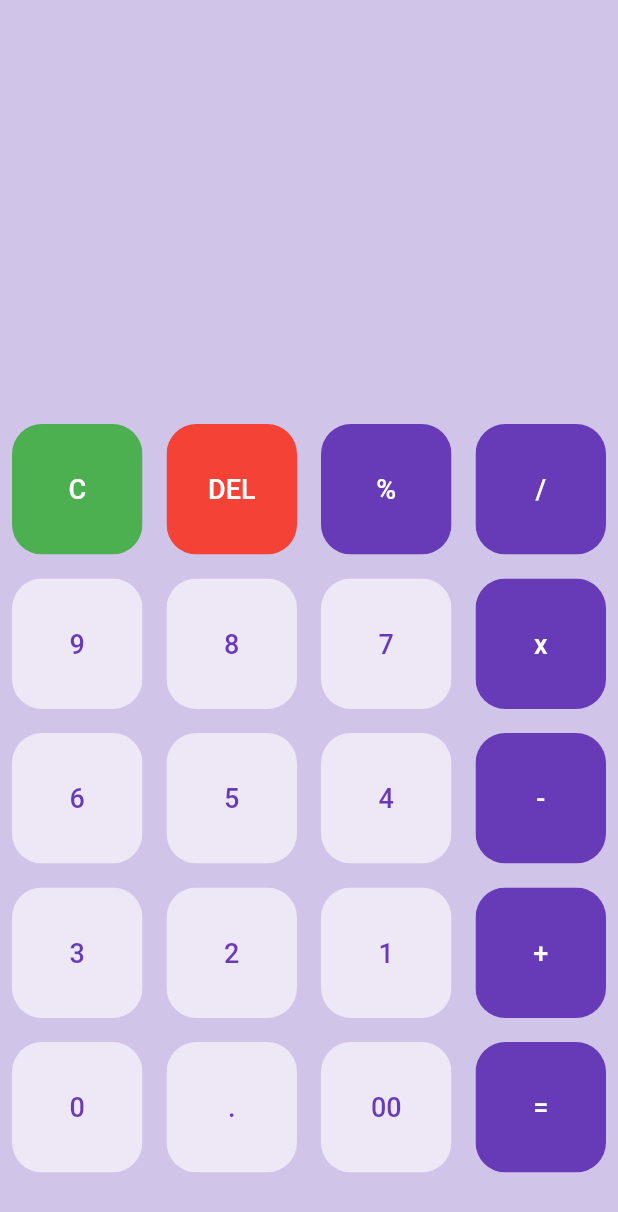
After one commit to RitikJha93/Flutter-Tutorials, a Flutter app: the screen it shows after launch, on a phone screen of 412 x 824 dp. The commit adds this screen. Shown: the top 1212 px of the screen. Run offline on Flutter 3.47's test engine with Material 2 defaults, Android fonts, the phone set to English and light mode, and no system bars; our stand-ins replace carousel_slider, liquid_pull_to_refresh, lottie, math_expressions, smooth_page_indicator; missing offline and left inert: circle_bottom_navigation_bar, flutter_carousel_slider.

Commit message:
calculator added

```diff
--- /dev/null
+++ b/lib/Calculator/buttons.dart
@@ -0,0 +1,35 @@
+import 'package:flutter/material.dart';
+
+class MyButton extends StatelessWidget {
+  final color;
+  final textColor;
+  final String text;
+  final buttonTapped;
+  const MyButton(this.color, this.textColor, this.text,
+      {super.key, this.buttonTapped});
+
+  @override
+  Widget build(BuildContext context) {
+    return InkWell(
+      onTap: buttonTapped,
+      child: Padding(
+        padding: EdgeInsets.all(8),
+        child: ClipRRect(
+          borderRadius: BorderRadius.circular(20),
+          child: Container(
+            color: color,
+            child: Center(
+              child: Text(
+                text,
+                style: TextStyle(
+                    color: textColor,
+                    fontWeight: FontWeight.w500,
+                    fontSize: 18),
+              ),
+            ),
+          ),
+        ),
+      ),
+    );
+  }
+}
--- /dev/null
+++ b/lib/Calculator/calculatorWidget.dart
@@ -0,0 +1,152 @@
+import 'package:flutter/material.dart';
+import 'package:flutter/src/widgets/container.dart';
+import 'package:flutter/src/widgets/framework.dart';
+import 'package:flutter_tutorial/Calculator/buttons.dart';
+import 'package:math_expressions/math_expressions.dart';
+
+class Calculator extends StatefulWidget {
+  const Calculator({super.key});
+
+  @override
+  State<Calculator> createState() => _CalculatorState();
+}
+
+class _CalculatorState extends State<Calculator> {
+  var userQuestion = '';
+  var userAnswer = '';
+  bool more_than_one_operator = false;
+  final List<String> buttons = [
+    'C',
+    'DEL',
+    '%',
+    '/',
+    '9',
+    '8',
+    '7',
+    'x',
+    '6',
+    '5',
+    '4',
+    '-',
+    '3',
+    '2',
+    '1',
+    '+',
+    '0',
+    '.',
+    '00',
+    '='
+  ];
+
+  bool isOperator(String x) {
+    if (x == '%' || x == '/' || x == 'x' || x == '+' || x == '-' || x == '=') {
+      return true;
+    }
+    return false;
+  }
+
+  void equalPressed() {
+    String finalQuestion = userQuestion;
+    if (userQuestion.contains('Invalid Expression')) {
+      setState(() {
+        userQuestion = '';
+      });
+    }
+    if ('+'.allMatches(finalQuestion).length > 1 ||
+        'x'.allMatches(finalQuestion).length > 1 ||
+        '/'.allMatches(finalQuestion).length > 1 ||
+        '-'.allMatches(finalQuestion).length > 1 ||
+        '%'.allMatches(finalQuestion).length > 1) {
+      more_than_one_operator = true;
+    }
+    if (more_than_one_operator) {
+      setState(() {
+        userQuestion = 'Invalid Expression';
+        more_than_one_operator = false;
+      });
+    } else {
+      finalQuestion = finalQuestion.replaceAll('x', '*');
+      Parser p = Parser();
+      Expression exp = p.parse(finalQuestion);
+      ContextModel cm = ContextModel();
+      double eval = exp.evaluate(EvaluationType.REAL, cm);
+      userQuestion = eval.toString();
+      more_than_one_operator = false;
+    }
+  }
+
+  @override
+  Widget build(BuildContext context) {
+    return Scaffold(
+      backgroundColor: Colors.deepPurple[100],
+      body: Column(children: [
+        Expanded(
+            child: Container(
+          padding: EdgeInsets.all(10),
+          child: Column(
+            mainAxisAlignment: MainAxisAlignment.spaceEvenly,
+            children: [
+              SizedBox(height: 50),
+              Container(
+                alignment: Alignment.centerRight,
+                child: Text(
+                  userQuestion,
+                  style: const TextStyle(
+                      fontSize: 30, fontWeight: FontWeight.w500),
+                ),
+              ),
+              // Container(
+              //   alignment: Alignment.centerRight,
+              //   child: Text(
+              //     userAnswer,
+              //     style: const TextStyle(fontSize: 20),
+              //   ),
+              // ),
+            ],
+          ),
+        )),
+        Expanded(
+            flex: 2,
+            child: Container(
+                child: GridView.builder(
+                    itemCount: buttons.length,
+                    gridDelegate:
+                        const SliverGridDelegateWithFixedCrossAxisCount(
+                            crossAxisCount: 4),
+                    itemBuilder: ((context, index) => (index == 0)
+                        ? MyButton(buttonTapped: () {
+                            setState(() {
+                              userQuestion = '';
+                              userAnswer = '';
+                            });
+                          }, Colors.green, Colors.white, buttons[index])
+                        : (index == 1)
+                            ? MyButton(buttonTapped: () {
+                                setState(() {
+                                  userQuestion = userQuestion.substring(
+                                      0, userQuestion.length - 1);
+                                });
+                              }, Colors.red, Colors.white, buttons[index])
+                            : (index == buttons.length - 1)
+                                ? MyButton(buttonTapped: () {
+                                    setState(() {
+                                      equalPressed();
+                                    });
+                                  }, Colors.deepPurple, Colors.white,
+                                    buttons[index])
+                                : MyButton(buttonTapped: () {
+                                    setState(() {
+                                      userQuestion += buttons[index];
+                                    });
+                                  },
+                                    isOperator(buttons[index])
+                                        ? Colors.deepPurple
+                                        : Colors.deepPurple.shade50,
+                                    isOperator(buttons[index])
+                                        ? Colors.white
+                                        : Colors.deepPurple,
+                                    buttons[index]))))),
+      ]),
+    );
+  }
+}
--- a/lib/main.dart
+++ b/lib/main.dart
@@ -1,4 +1,5 @@
 import 'package:flutter/material.dart';
+import './Calculator/calculatorWidget.dart';
 import './bottomNavigationBar/bottomNavigationbar.dart';
 import './pullToRefreshWidget/pullToRefresh.dart';
 import './splashScreen/splashScreen.dart';
@@ -15,9 +16,9 @@ class MyApp extends StatelessWidget {
 
   @override
   Widget build(BuildContext context) {
-    return  MaterialApp(
+    return MaterialApp(
       debugShowCheckedModeBanner: false,
-      home: BottomNavigation(),
+      home: Calculator(),
     );
   }
 }
--- a/pubspec.yaml
+++ b/pubspec.yaml
@@ -42,6 +42,7 @@ dependencies:
   lottie: ^2.1.0
   liquid_pull_to_refresh: ^3.0.1
   circle_bottom_navigation_bar: ^1.0.0
+  math_expressions: ^2.3.1
 
 dev_dependencies:
   flutter_test:
```
Also changed, not shown: pubspec.lock.
